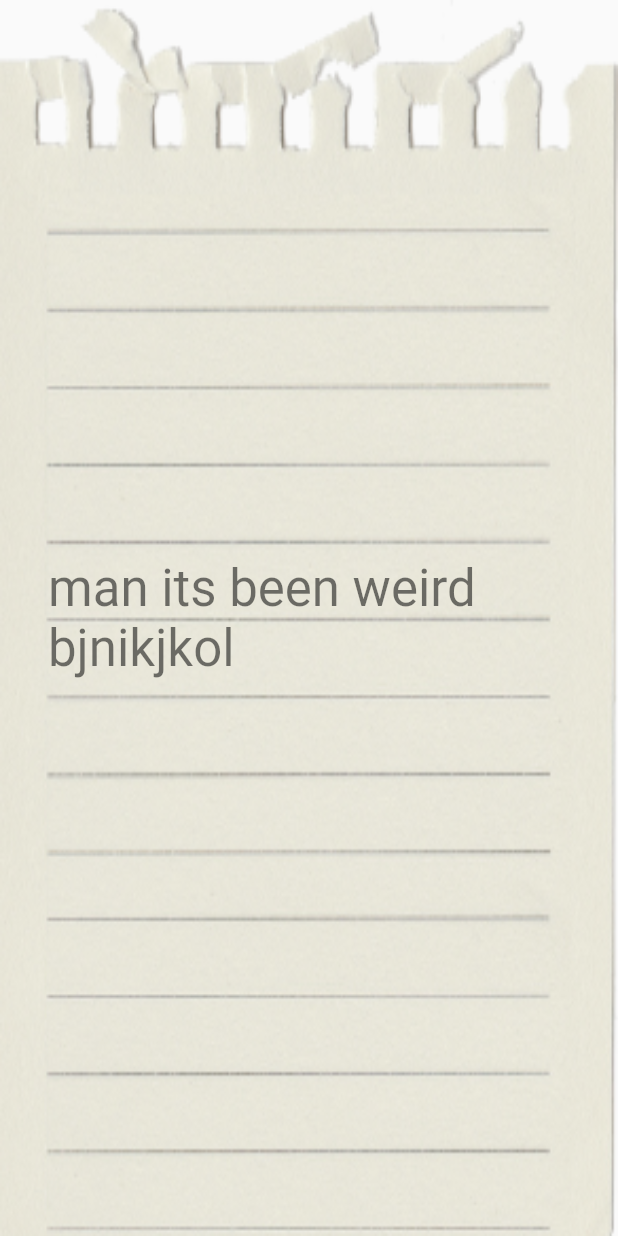
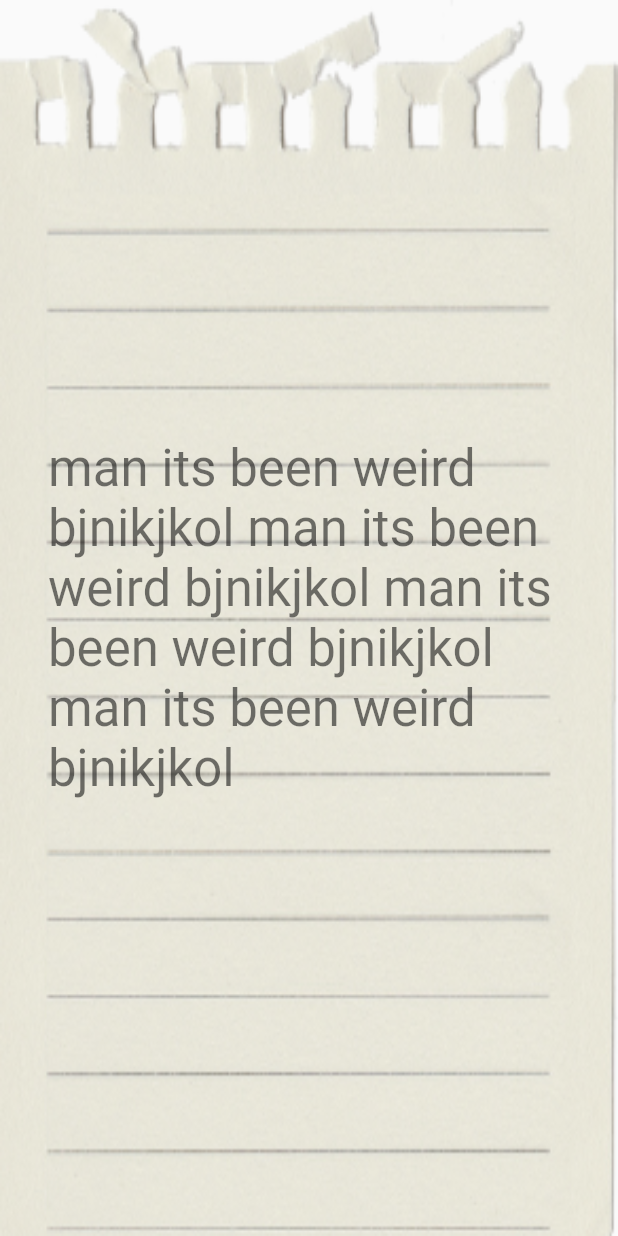
Before and after one commit to aakzsh/lights-up, a Flutter app: the Notes screen opened directly, on a phone screen of 412 x 824 dp. Run offline on Flutter 3.47's test engine with Material 2 defaults, Android fonts, the phone set to English and light mode, and no system bars; our stand-ins replace accordion, cloud_firestore, firebase_auth, firebase_core, flutter_colorpicker, google_fonts and 1 more; accounts and stored records are empty.

Commit message:
page layout

```diff
--- a/lib/screens/home.dart
+++ b/lib/screens/home.dart
@@ -97,7 +97,7 @@ class _HomeState extends State<Home> {
                                     Container(
                                       width: width - 150,
                                       alignment: Alignment.center,
-                                      height: 465,
+                                      height: 470,
                                       child: ColorPicker(
                                         pickerColor: currentColor,
                                         onColorChanged: changeColor,
@@ -140,7 +140,7 @@ class _HomeState extends State<Home> {
                                                     textInputAction:
                                                         TextInputAction.newline,
                                                     minLines: 1,
-                                                    maxLines: 5,
+                                                    maxLines: 25,
                                                   ),
                                                   contentHorizontalPadding: 20,
                                                   contentBorderWidth: 1,
--- a/lib/screens/notes.dart
+++ b/lib/screens/notes.dart
@@ -33,7 +33,8 @@ class _NotesState extends State<Notes> {
                 child: Padding(
                   padding: const EdgeInsets.all(32.0),
                   child: Center(
-                    child: Text("man its been weird bjnikjkol",
+                    child: Text(
+                        "man its been weird bjnikjkol man its been weird bjnikjkol man its been weird bjnikjkol man its been weird bjnikjkol",
                         style: GoogleFonts.shadowsIntoLight(
                             textStyle: Theme.of(context).textTheme.headline4)),
                   ),
```
